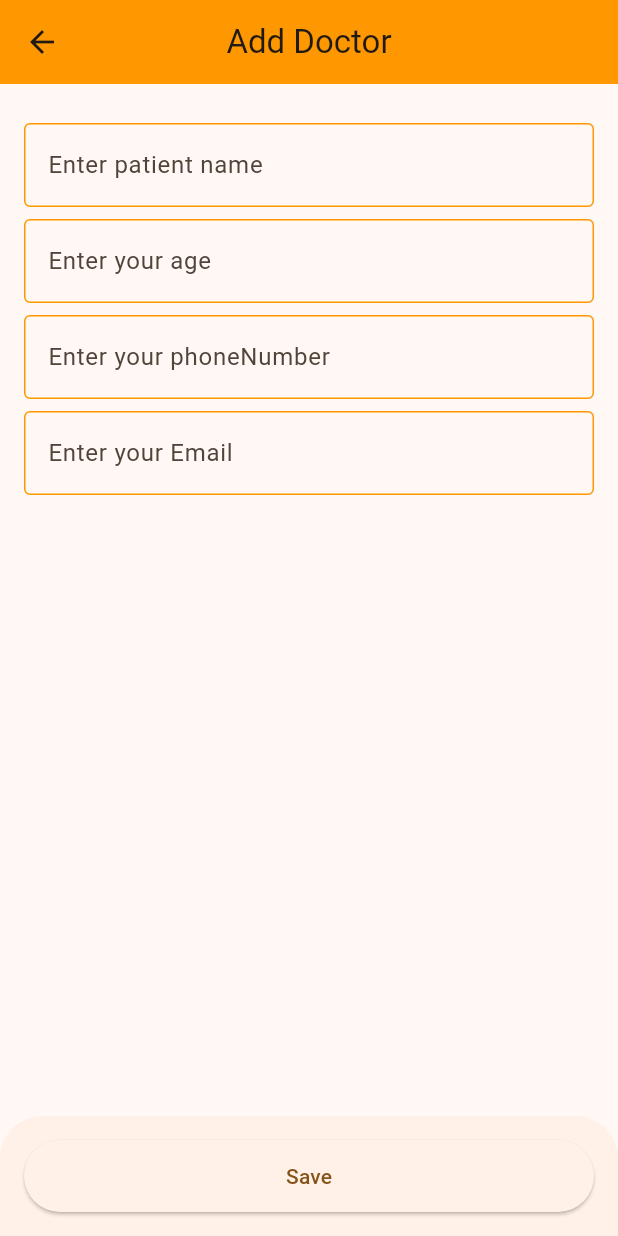
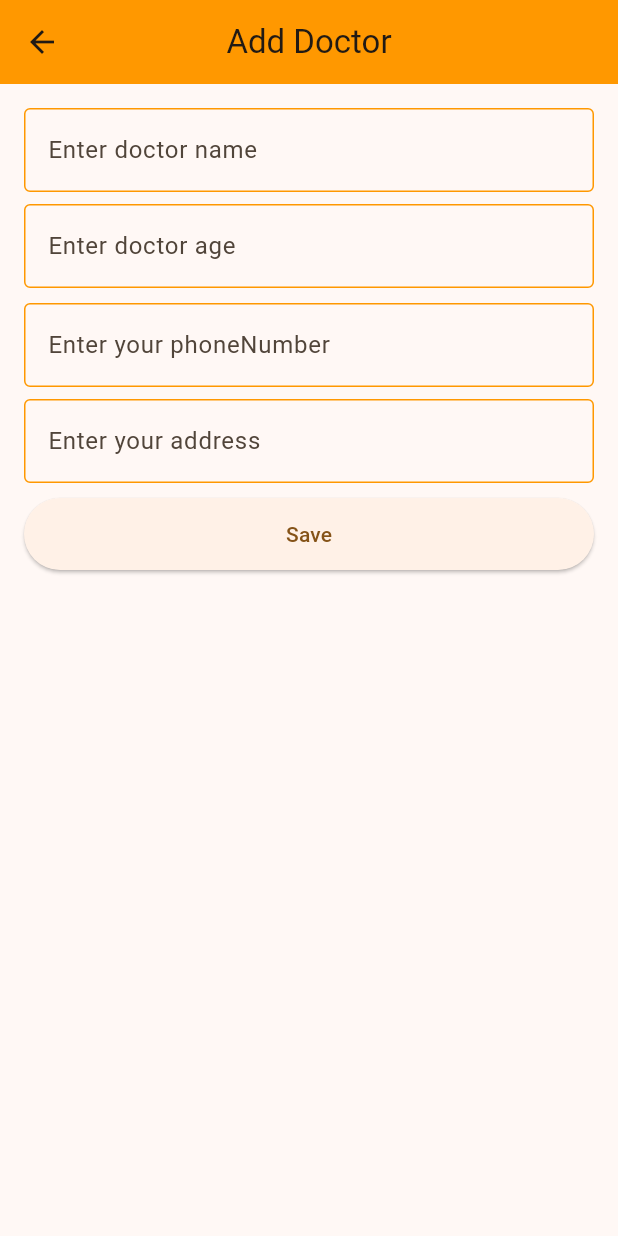
Before and after one commit to Qamarzaman555/crud_firebase, a Flutter app: the DoctorView screen opened directly, after a tap on the "add" icon, on a phone screen of 412 x 824 dp. Run offline on Flutter 3.47's test engine with Material 3 defaults, Android fonts, the phone set to English and light mode, and no system bars; our stand-ins replace cloud_firestore, firebase_core, stacked; accounts and stored records are empty.

Commit message:
Updates to task

```diff
--- /dev/null
+++ b/lib/doctors/doctor_View/doctor_vm.dart
@@ -0,0 +1,39 @@
+import 'package:cloud_firestore/cloud_firestore.dart';
+import 'package:stacked/stacked.dart';
+
+import '../../../model/user_model.dart';
+
+class DoctorViewModel extends BaseViewModel {
+  // final _client = FBClient();
+  List<UserModel> doctors = [];
+
+  // UserViewModel() {
+  //   _getUsers();
+  // }
+
+  // Future<void> _getUsers() async {
+  //   setBusy(true);
+  //   final resp = await _client.get(endpoint: 'users');
+  //   if (resp["status"] == 'Ok') {
+  //     for (final data in resp["data"]) {
+  //       users.add(UserModel.fromJson(data));
+  //     }
+  //   } else {
+  //     print(resp['message']);
+  //   }
+  //   setBusy(false);
+  // }
+
+  Stream doctorStream() {
+    final stream = FirebaseFirestore.instance.collection('doctors').snapshots();
+    stream.listen((data) {
+      doctors.clear();
+      for (final doc in data.docs) {
+        final obj = doc.data();
+        obj['id'] = doc.id;
+        doctors.add(UserModel.fromJson(obj));
+      }
+    });
+    return stream;
+  }
+}
--- a/lib/screens/doctor/doctor_view.dart/doctor_vu.dart
+++ b/lib/doctors/doctor_View/doctor_vu.dart
@@ -1,8 +1,9 @@
-import 'package:crud_firebase/screens/doctor/doctor_form/doctor_form_vu.dart';
 import 'package:crud_firebase/widgets/chi_appbar.dart';
 import 'package:flutter/material.dart';
 import 'package:stacked/stacked.dart';
 
+import '../../screens/user/user_form/user_form_vu.dart';
+import '../doctor_form/doctor_form_vu.dart';
 import 'doctor_vm.dart';
 
 class DoctorView extends StackedView<DoctorViewModel> {
@@ -13,6 +14,30 @@ class DoctorView extends StackedView<DoctorViewModel> {
       BuildContext context, DoctorViewModel viewModel, Widget? child) {
     return Scaffold(
       appBar: const CHIAppBar(title: 'Doctors'),
+      // body: viewModel.isBusy
+      //     ? const Center(child: CircularProgressIndicator())
+      // : ListView.builder(
+      //     itemCount: viewModel.users.length,
+      //     itemBuilder: (context, index) {
+      //       final user = viewModel.users[index];
+      //       return ListTile(
+      //         onTap: () {
+      //           Navigator.push(
+      //               context,
+      //               MaterialPageRoute(
+      //                   builder: (_) => UserFormView(user: user)));
+      //         },
+      //         title: Text(user.name!),
+      //         subtitle: Column(
+      //           children: [
+      //             Text(user.email!),
+      //             Text(user.phoneNumber!),
+      //           ],
+      //         ),
+      //         trailing: Text("${user.age}"),
+      //       );
+      //     },
+      //   ),
       body: StreamBuilder(
           stream: viewModel.doctorStream(),
           builder: (context, snapshot) {
@@ -23,7 +48,7 @@ class DoctorView extends StackedView<DoctorViewModel> {
               return ListView.builder(
                 itemCount: viewModel.doctors.length,
                 itemBuilder: (context, index) {
-                  final doctor = viewModel.doctors[index];
+                  final user = viewModel.doctors[index];
                   return Padding(
                     padding: const EdgeInsets.all(8.0),
                     child: SingleChildScrollView(
@@ -38,18 +63,17 @@ class DoctorView extends StackedView<DoctorViewModel> {
                           Navigator.push(
                               context,
                               MaterialPageRoute(
-                                  builder: (context) =>
-                                      DoctorFormView(doctor: doctor)));
+                                  builder: (_) => DoctorViewForm(user: user)));
                         },
-                        title: Center(child: Text(doctor.doctorName!)),
-                        subtitle: Column(
+                        title: Column(
                           // mainAxisAlignment: MainAxisAlignment.center,
                           crossAxisAlignment: CrossAxisAlignment.center,
                           children: [
                             // Text(user.email!),
-                            Text("Age:  ${doctor.age!}"),
-                            Text("Phone Number:  ${doctor.phoneNumber!}"),
-                            Text("Doctor Name:  ${doctor.email!}"),
+                            Text("Age:  ${user.age}"),
+                            Text("Phone Number:  ${user.phoneNumber!}"),
+                            Text("Doctor Name:  ${user.doctorName!}"),
+                            Text("Address:  ${user.address!}"),
                           ],
                         ),
                         // trailing: Text(user.id!),
@@ -63,9 +87,10 @@ class DoctorView extends StackedView<DoctorViewModel> {
               child: Text('Something went wrong'),
             );
           }),
+
       floatingActionButton: FloatingActionButton(
         onPressed: () => Navigator.push(
-            context, MaterialPageRoute(builder: (_) => const DoctorFormView())),
+            context, MaterialPageRoute(builder: (_) => const DoctorViewForm())),
         child: const Icon(Icons.add),
       ),
     );
--- /dev/null
+++ b/lib/doctors/doctor_form/doctor_form_vu.dart
@@ -0,0 +1,85 @@
+import 'package:crud_firebase/widgets/chi_textfield.dart';
+import 'package:flutter/material.dart';
+import 'package:stacked/stacked.dart';
+
+import '../../../model/user_model.dart';
+import '../../../widgets/chi_appbar.dart';
+import '../../screens/user/user_form/user_form_vm.dart';
+
+class DoctorViewForm extends StackedView<UserFormViewModel> {
+  final UserModel? user;
+
+  const DoctorViewForm({super.key, this.user});
+
+  @override
+  Widget builder(
+      BuildContext context, UserFormViewModel viewModel, Widget? child) {
+    return Scaffold(
+      appBar: CHIAppBar(title: user == null ? 'Add Doctor' : 'Update Doctor'),
+      body: SingleChildScrollView(
+        child: Column(
+          children: [
+            Padding(
+              padding: const EdgeInsets.all(16),
+              child: Form(
+                key: viewModel.formKey,
+                child: Column(
+                  children: [
+                    CHITextField(
+                      hintText: 'Enter doctor name',
+                      initialValue: user?.doctorName,
+                      onSaved: viewModel.onDoctorNameSaved,
+                      validator: viewModel.doctorNameValidator,
+                    ),
+                    const SizedBox(height: 8),
+                    CHITextField(
+                      hintText: 'Enter doctor age',
+                      initialValue: user?.age.toString(),
+                      onSaved: viewModel.onAgeSaved,
+                      validator: viewModel.ageValidator,
+                    ),
+                    const SizedBox(height: 10),
+                    CHITextField(
+                      hintText: 'Enter your phoneNumber',
+                      initialValue: user?.phoneNumber,
+                      onSaved: viewModel.onPhoneNumberSaved,
+                      validator: viewModel.phoneNumberValidator,
+                    ),
+                    const SizedBox(height: 8),
+                    CHITextField(
+                      hintText: 'Enter your address',
+                      initialValue: user?.address.toString(),
+                      onSaved: viewModel.onAddressSaved,
+                      validator: viewModel.addressValidator,
+                    ),
+                    const SizedBox(height: 10),
+                    ElevatedButton(
+                        style: ElevatedButton.styleFrom(
+                          maximumSize: const Size(double.infinity, 48),
+                          minimumSize: const Size(double.infinity, 48),
+                          fixedSize: const Size(double.infinity, 48),
+                        ),
+                        onPressed: user == null
+                            ? viewModel.addDoctor
+                            : viewModel.updateDoctor,
+                        child: Text(user == null ? 'Save' : 'Update')),
+                    const SizedBox(height: 10),
+                  ],
+                ),
+              ),
+            ),
+          ],
+        ),
+      ),
+      // bottomSheet: Padding(
+      //   padding: const EdgeInsets.all(16),
+      //   child:
+      // ),
+    );
+  }
+
+  @override
+  UserFormViewModel viewModelBuilder(BuildContext context) {
+    return UserFormViewModel(context, user);
+  }
+}
--- a/lib/model/user_model.dart
+++ b/lib/model/user_model.dart
@@ -22,7 +22,6 @@ class UserModel {
     this.admitDate,
     this.dischargeDate,
     this.check,
-    // this.email,
   });
 
   factory UserModel.fromJson(Map<String, dynamic> json) {
@@ -37,14 +36,12 @@ class UserModel {
       admitDate: json["admitDate"],
       dischargeDate: json["dischargeDate"],
       check: json["check"],
-      // email: json["email"],
     );
   }
 
   Map<String, dynamic> toJson() {
     return {
       "name": name,
-      // "email": email,
       "phoneNumber": phoneNumber,
       "age": age,
       "address": address,
--- a/lib/screens/doctor/doctor_form/doctor_form_vm.dart
+++ /dev/null
@@ -1,99 +0,0 @@
-// ignore_for_file: use_build_context_synchronously
-
-import 'package:crud_firebase/model/doctor_model.dart';
-import 'package:crud_firebase/services/fb_client.dart';
-import 'package:flutter/material.dart';
-import 'package:stacked/stacked.dart';
-
-class DoctorFormViewModel extends BaseViewModel {
-  final _client = FBClient();
-  final formKey = GlobalKey<FormState>();
-  DoctorModel? doctor;
-  BuildContext context;
-  String? doctorName;
-  int? age;
-  String? phoneNumber;
-  String? email;
-
-  DoctorFormViewModel(this.context, this.doctor);
-
-  void onDoctorNameSaved(String? value) {
-    doctorName = value;
-    doctor?.doctorName = doctorName;
-  }
-
-  void onAgeSaved(String? value) {
-    age = int.parse(value!);
-    doctor?.age = age;
-  }
-
-  void onPhoneNumberSaved(String? value) {
-    phoneNumber = value;
-    doctor?.phoneNumber = phoneNumber;
-  }
-
-  void onEmailSaved(String? value) {
-    email = value;
-    doctor?.email = email;
-  }
-
-  String? doctorNameValidator(String? value) {
-    if (value == null || value.isEmpty) {
-      return 'Doctor name is required';
-    }
-    return null;
-  }
-
-  String? ageValidator(String? value) {
-    if (value == null || value.isEmpty) {
-      return 'Age is required';
-    }
-    return null;
-  }
-
-  String? phoneNumberValidator(String? value) {
-    if (value == null || value.isEmpty) {
-      return 'Phone number is required';
-    }
-    return null;
-  }
-
-  String? emailValidator(String? value) {
-    if (value == null || value.isEmpty) {
-      return 'Email is required';
-    }
-    return null;
-  }
-
-  Future<void> addDoctor() async {
-    if (formKey.currentState!.validate()) {
-      formKey.currentState?.save();
-      doctor = DoctorModel(
-        doctorName: doctorName,
-        age: age,
-        phoneNumber: phoneNumber,
-        email: email,
-      );
-      final resp =
-          await _client.post(endpoint: 'doctors', data: doctor!.toJson());
-      if (resp['status'] == 'Ok') {
-        Navigator.pop(context);
-      } else {
-        print(resp['message']);
-      }
-    }
-  }
-
-  Future<void> updateDoctor() async {
-    if (formKey.currentState!.validate()) {
-      formKey.currentState?.save();
-      final resp = await _client.update(
-          endpoint: 'doctors/${doctor?.id}', data: doctor!.toJson());
-      if (resp['status'] == 'Ok') {
-        Navigator.pop(context);
-      } else {
-        print(resp['message']);
-      }
-    }
-  }
-}
--- a/lib/screens/doctor/doctor_form/doctor_form_vu.dart
+++ /dev/null
@@ -1,84 +0,0 @@
-import 'package:crud_firebase/screens/doctor/doctor_form/doctor_form_vm.dart';
-import 'package:crud_firebase/widgets/chi_textfield.dart';
-import 'package:flutter/material.dart';
-import 'package:stacked/stacked.dart';
-
-import '../../../model/doctor_model.dart';
-import '../../../widgets/chi_appbar.dart';
-
-class DoctorFormView extends StackedView<DoctorFormViewModel> {
-  final DoctorModel? doctor;
-
-  const DoctorFormView({super.key, this.doctor});
-
-  @override
-  Widget builder(
-      BuildContext context, DoctorFormViewModel viewModel, Widget? child) {
-    return Scaffold(
-      appBar: CHIAppBar(title: doctor == null ? 'Add Doctor' : 'Update'),
-      body: SingleChildScrollView(
-        child: Column(
-          children: [
-            Padding(
-              padding: const EdgeInsets.all(16),
-              child: SingleChildScrollView(
-                child: Form(
-                  key: viewModel.formKey,
-                  child: Column(
-                    children: [
-                      const SizedBox(height: 10),
-                      CHITextField(
-                        hintText: 'Enter patient name',
-                        initialValue: doctor?.doctorName,
-                        onSaved: viewModel.onDoctorNameSaved,
-                        validator: viewModel.doctorNameValidator,
-                      ),
-                      const SizedBox(height: 8),
-                      CHITextField(
-                        hintText: 'Enter your age',
-                        initialValue: doctor?.age.toString(),
-                        onSaved: viewModel.onAgeSaved,
-                        validator: viewModel.ageValidator,
-                      ),
-                      const SizedBox(height: 8),
-                      CHITextField(
-                        hintText: 'Enter your phoneNumber',
-                        initialValue: doctor?.phoneNumber,
-                        onSaved: viewModel.onPhoneNumberSaved,
-                        validator: viewModel.phoneNumberValidator,
-                      ),
-                      const SizedBox(height: 8),
-                      CHITextField(
-                        hintText: 'Enter your Email',
-                        initialValue: doctor?.email,
-                        onSaved: viewModel.onEmailSaved,
-                        validator: viewModel.emailValidator,
-                      ),
-                    ],
-                  ),
-                ),
-              ),
-            ),
-          ],
-        ),
-      ),
-      bottomSheet: Padding(
-        padding: const EdgeInsets.all(16),
-        child: ElevatedButton(
-            style: ElevatedButton.styleFrom(
-              maximumSize: const Size(double.infinity, 48),
-              minimumSize: const Size(double.infinity, 48),
-              fixedSize: const Size(double.infinity, 48),
-            ),
-            onPressed:
-                doctor == null ? viewModel.addDoctor : viewModel.updateDoctor,
-            child: Text(doctor == null ? 'Save' : 'Update')),
-      ),
-    );
-  }
-
-  @override
-  DoctorFormViewModel viewModelBuilder(BuildContext context) {
-    return DoctorFormViewModel(context, doctor);
-  }
-}
--- a/lib/screens/doctor/doctor_view.dart/doctor_vm.dart
+++ /dev/null
@@ -1,21 +0,0 @@
-import 'package:cloud_firestore/cloud_firestore.dart';
-import 'package:stacked/stacked.dart';
-
-import '../../../model/doctor_model.dart';
-
-class DoctorViewModel extends BaseViewModel {
-  List<DoctorModel> doctors = [];
-
-  Stream doctorStream() {
-    final stream = FirebaseFirestore.instance.collection('doctors').snapshots();
-    stream.listen((data) {
-      doctors.clear();
-      for (final doc in data.docs) {
-        final obj1 = doc.data();
-        obj1['id'] = doc.id;
-        doctors.add(DoctorModel.fromJson(obj1));
-      }
-    });
-    return stream;
-  }
-}
--- a/lib/widgets/chi_textfield.dart
+++ b/lib/widgets/chi_textfield.dart
@@ -6,6 +6,7 @@ class CHITextField extends StatelessWidget {
   final void Function(String?)? onSaved;
   final String? Function(String?)? validator;
   final TextInputType keyBordType;
+  final void Function()? onTap;
   const CHITextField({
     super.key,
     this.hintText,
@@ -13,6 +14,7 @@ class CHITextField extends StatelessWidget {
     this.onSaved,
     this.validator,
     this.keyBordType = TextInputType.text,
+    this.onTap,
   });
 
   @override
```
Also changed, not shown: lib/screens/user/user_form/user_form_vm.dart (+33 -6 lines), lib/screens/user/user_form/user_form_vu.dart (+110 -83 lines), lib/screens/user/user_view/user_vu.dart (+17 -0 lines), lib/test.dart (added, +52 -0 lines), lib/doctors/doctor_form/doctor_form_vm.dart (added), pubspec.lock, 1 other file.
